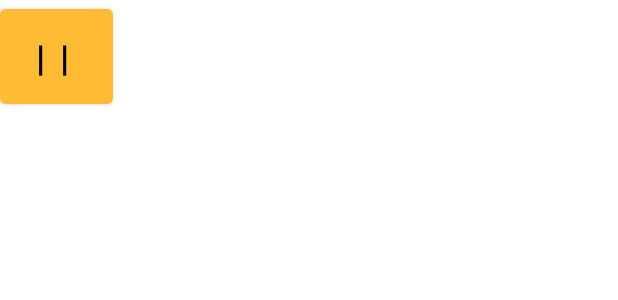
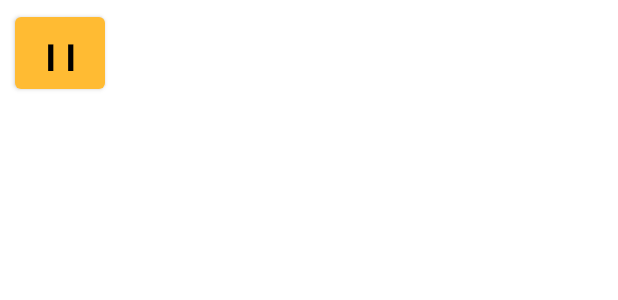
Before and after one commit to ArthurMalie/MiniJeu, an Android app: the layout activity_game.xml on its own in the app's theme, with its tools: preview values and no code run, on a phone screen of 412 x 824 dp. Shown: the top 300 px of the screen. Run offline under Robolectric (Android 15) with nearby library versions, the phone set to English and light mode, and no system bars.

Commit message:
ajustement bouton pause + couleur des murs dégueue

```diff
--- a/app/src/main/java/fr/difs/minijeu/GameView.java
+++ b/app/src/main/java/fr/difs/minijeu/GameView.java
@@ -322,7 +322,7 @@ public class GameView extends SurfaceView implements SurfaceHolder.Callback {
 //            canvas.drawOval((float) (x - playerSize / 6.25), (float) (y + playerSize / 1.5), (float) (x + playerSize / 6.25), (float) (y + playerSize / 1.16), paint);
 
             // murs de la map
-            paint.setColor(Color.rgb(15, 128, 0));//255, 115, 0));
+            paint.setColor(Color.rgb(150,125,100));
             if (map != null) {
                 for (Wall wall : map.getWalls()) {
                     canvas.drawRect(
--- a/app/src/main/res/layout/activity_game.xml
+++ b/app/src/main/res/layout/activity_game.xml
@@ -10,12 +10,14 @@
 
         <Button
             android:id="@+id/btnPause"
-            android:layout_width="75dp"
-            android:layout_height="75dp"
+            android:layout_width="60dp"
+            android:layout_height="60dp"
+            android:layout_marginStart="10dp"
+            android:layout_marginTop="5dp"
+            android:paddingBottom="12dp"
             android:fontFamily="sans-serif-black"
-            android:paddingLeft="10dp"
-            android:text="| |"
-            android:textSize="24sp"
+            android:text="||"
+            android:textSize="40sp"
             android:textStyle="bold" />
 
 
```
